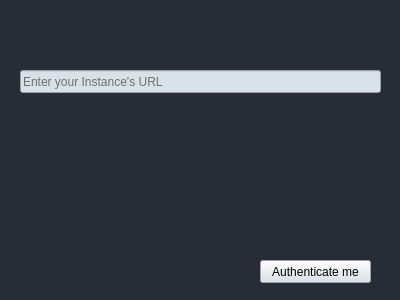
Before: the Qt Designer form qml/calculatorform.ui in anjandev/fedi-go, drawn with Qt 5.
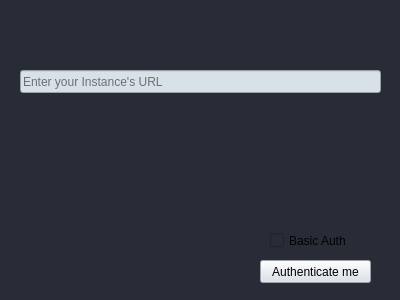
After: the same form once the commit is applied.

Commit message: Added basic auth. TODO: make work with mastodon

Patch:
```diff
--- a/qml/calculatorform.ui
+++ b/qml/calculatorform.ui
@@ -59,6 +59,19 @@
     <string>Enter your Instance's URL</string>
    </property>
   </widget>
+  <widget class="QCheckBox" name="checkBox">
+   <property name="geometry">
+    <rect>
+     <x>270</x>
+     <y>230</y>
+     <width>85</width>
+     <height>21</height>
+    </rect>
+   </property>
+   <property name="text">
+    <string>Basic Auth</string>
+   </property>
+  </widget>
  </widget>
  <resources/>
  <connections/>
```
Left out of the diff: 4 changed lines with no effect on the pictures. The commit also changes 4 other files.
